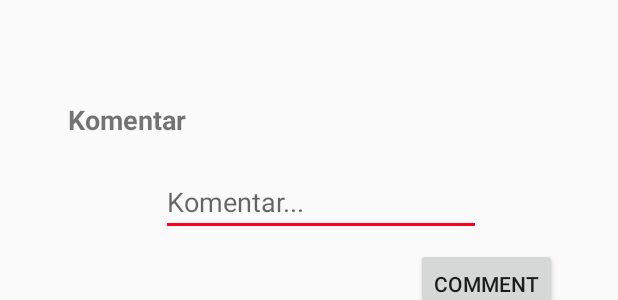
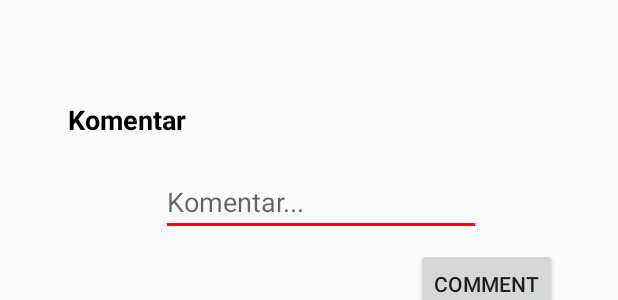
Before and after one commit to noparticularskill/RPL, an Android app: the layout activity_detail_news.xml on its own in the app's theme, with its tools: preview values and no code run, on a phone screen of 412 x 824 dp. Shown: the part 651-951 px from the top of the screen. Run offline under Robolectric (Android 15) with nearby library versions, the light colour scheme and no system bars.

Commit message:
Benerin layout

```diff
--- a/app/src/main/res/layout/activity_detail_news.xml
+++ b/app/src/main/res/layout/activity_detail_news.xml
@@ -84,16 +84,17 @@
         app:layout_constraintEnd_toEndOf="parent"
         app:layout_constraintHorizontal_bias="0.0"
         app:layout_constraintStart_toStartOf="parent"
-        app:layout_constraintTop_toBottomOf="@+id/txtKomen" />
+        app:layout_constraintTop_toBottomOf="@+id/txtKomenNews" />
 
     <TextView
-        android:id="@+id/txtKomen"
+        android:id="@+id/txtKomenNews"
         android:layout_width="wrap_content"
         android:layout_height="wrap_content"
         android:layout_marginStart="8dp"
         android:layout_marginTop="76dp"
         android:layout_marginEnd="8dp"
         android:text="Komentar"
+        android:textColor="@color/colorPrimaryDark"
         android:textSize="18sp"
         android:textStyle="bold"
         app:layout_constraintEnd_toEndOf="parent"
--- a/app/src/main/res/layout/activity_news_wall.xml
+++ b/app/src/main/res/layout/activity_news_wall.xml
@@ -13,7 +13,7 @@
         android:layout_marginStart="8dp"
         android:layout_marginTop="8dp"
         android:layout_marginEnd="8dp"
-        android:text="NEW'S WALL OF TELKOM UNIVERSITY"
+        android:text="NEWS WALL OF TELKOM UNIVERSITY"
         android:textColor="@color/colorAccent"
         android:textSize="18sp"
         android:textStyle="bold"
--- a/app/src/main/res/values/colors.xml
+++ b/app/src/main/res/values/colors.xml
@@ -1,6 +1,6 @@
 <?xml version="1.0" encoding="utf-8"?>
 <resources>
-    <color name="colorPrimary">#000000</color>
+    <color name="colorPrimary">#FFFFFF</color>
     <color name="colorPrimaryDark">#000000</color>
     <color name="colorAccent">#F8051D</color>
 </resources>
```
Also changed, not shown: app/src/main/res/layout/activity_detail_student_corner.xml (+25 -7 lines).
